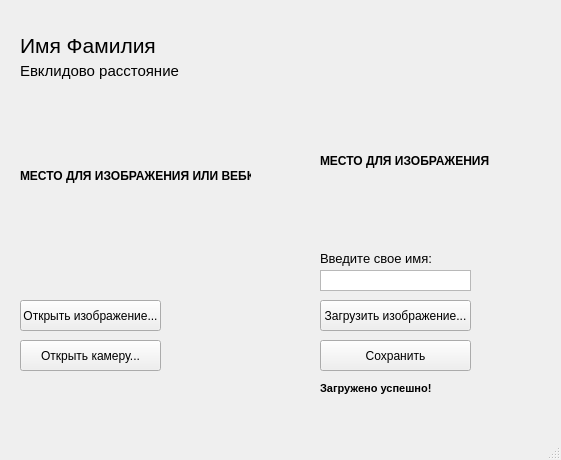
The window that Face recognition app/gui.ui (ivtipm/faces_journal) describes before a commit, drawn with Qt 5.
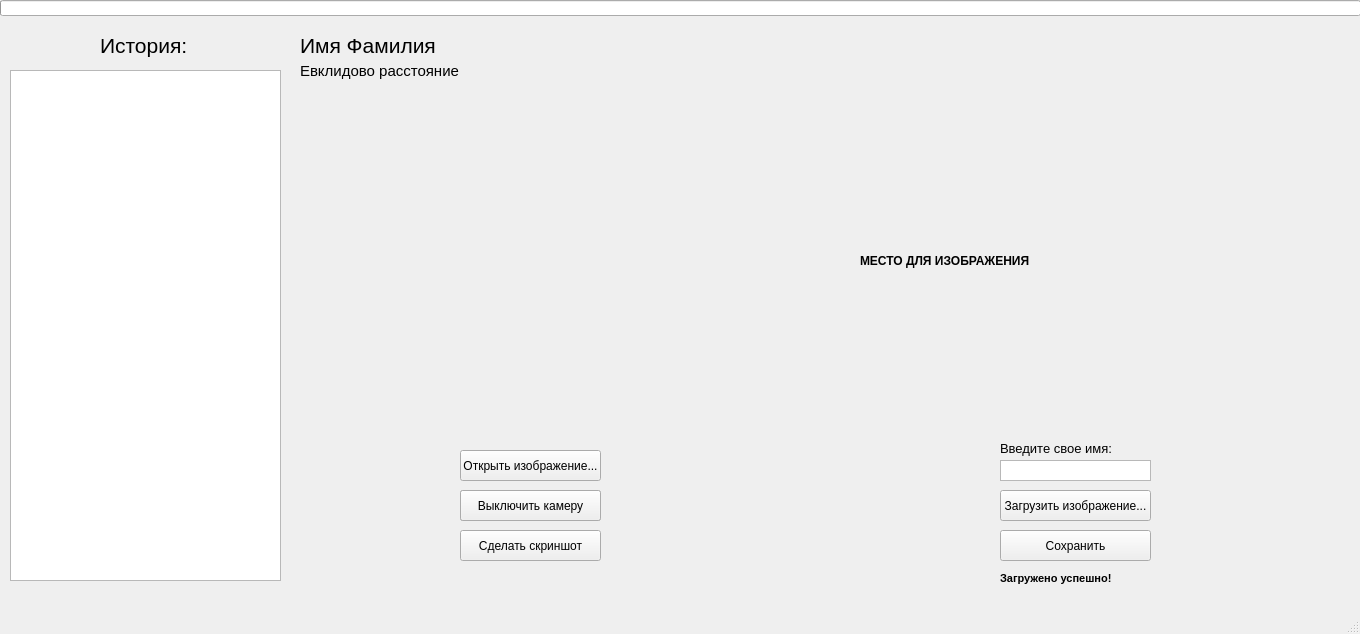
The same window after the commit. Icons and pictures are not drawn.

```diff
--- a/Face recognition app/gui.ui
+++ b/Face recognition app/gui.ui
@@ -6,20 +6,20 @@
    <rect>
     <x>0</x>
     <y>0</y>
-    <width>561</width>
-    <height>460</height>
+    <width>1360</width>
+    <height>634</height>
    </rect>
   </property>
   <property name="minimumSize">
    <size>
-    <width>561</width>
-    <height>460</height>
+    <width>1360</width>
+    <height>634</height>
    </size>
   </property>
   <property name="maximumSize">
    <size>
-    <width>561</width>
-    <height>460</height>
+    <width>1360</width>
+    <height>634</height>
    </size>
   </property>
   <property name="windowTitle">
@@ -32,8 +32,8 @@
     </property>
     <property name="geometry">
      <rect>
-      <x>320</x>
-      <y>340</y>
+      <x>1000</x>
+      <y>530</y>
       <width>151</width>
       <height>31</height>
      </rect>
@@ -48,8 +48,8 @@
     </property>
     <property name="geometry">
      <rect>
-      <x>20</x>
-      <y>300</y>
+      <x>460</x>
+      <y>450</y>
       <width>141</width>
       <height>31</height>
      </rect>
@@ -61,10 +61,10 @@
    <widget class="QLabel" name="label">
     <property name="geometry">
      <rect>
-      <x>20</x>
+      <x>300</x>
       <y>90</y>
-      <width>231</width>
-      <height>171</height>
+      <width>491</width>
+      <height>351</height>
      </rect>
     </property>
     <property name="font">
@@ -74,15 +74,15 @@
      </font>
     </property>
     <property name="text">
-     <string>МЕСТО ДЛЯ ИЗОБРАЖЕНИЯ ИЛИ ВЕБКИ</string>
+     <string/>
     </property>
    </widget>
    <widget class="QLabel" name="labelName">
     <property name="geometry">
      <rect>
-      <x>20</x>
+      <x>300</x>
       <y>30</y>
-      <width>291</width>
+      <width>1051</width>
       <height>31</height>
      </rect>
     </property>
@@ -100,8 +100,8 @@
    <widget class="QTextEdit" name="textEditName">
     <property name="geometry">
      <rect>
-      <x>320</x>
-      <y>270</y>
+      <x>1000</x>
+      <y>460</y>
       <width>151</width>
       <height>21</height>
      </rect>
@@ -134,8 +134,8 @@
     </property>
     <property name="geometry">
      <rect>
-      <x>320</x>
-      <y>300</y>
+      <x>1000</x>
+      <y>490</y>
       <width>151</width>
       <height>31</height>
      </rect>
@@ -147,8 +147,8 @@
    <widget class="QLabel" name="label_2">
     <property name="geometry">
      <rect>
-      <x>320</x>
-      <y>250</y>
+      <x>1000</x>
+      <y>440</y>
       <width>131</width>
       <height>16</height>
      </rect>
@@ -165,10 +165,10 @@
    <widget class="QLabel" name="labelResult">
     <property name="geometry">
      <rect>
-      <x>320</x>
-      <y>80</y>
-      <width>221</width>
-      <height>161</height>
+      <x>860</x>
+      <y>90</y>
+      <width>481</width>
+      <height>341</height>
      </rect>
     </property>
     <property name="font">
@@ -187,8 +187,8 @@
    <widget class="QLabel" name="labelInfo">
     <property name="geometry">
      <rect>
-      <x>320</x>
-      <y>380</y>
+      <x>1000</x>
+      <y>570</y>
       <width>231</width>
       <height>16</height>
      </rect>
@@ -207,9 +207,9 @@
    <widget class="QLabel" name="labelEuclid">
     <property name="geometry">
      <rect>
-      <x>20</x>
+      <x>300</x>
       <y>60</y>
-      <width>301</width>
+      <width>1051</width>
       <height>21</height>
      </rect>
     </property>
@@ -231,14 +231,150 @@
     </property>
     <property name="geometry">
      <rect>
-      <x>20</x>
-      <y>340</y>
+      <x>460</x>
+      <y>490</y>
       <width>141</width>
       <height>31</height>
      </rect>
     </property>
     <property name="text">
-     <string>Открыть камеру...</string>
+     <string>Включить камеру</string>
+    </property>
+   </widget>
+   <widget class="QPushButton" name="btnTakeScreenshot">
+    <property name="enabled">
+     <bool>true</bool>
+    </property>
+    <property name="geometry">
+     <rect>
+      <x>460</x>
+      <y>530</y>
+      <width>141</width>
+      <height>31</height>
+     </rect>
+    </property>
+    <property name="text">
+     <string>Сделать скриншот</string>
+    </property>
+   </widget>
+   <widget class="QPushButton" name="btnCloseCam">
+    <property name="enabled">
+     <bool>true</bool>
+    </property>
+    <property name="geometry">
+     <rect>
+      <x>460</x>
+      <y>490</y>
+      <width>141</width>
+      <height>31</height>
+     </rect>
+    </property>
+    <property name="text">
+     <string>Выключить камеру</string>
+    </property>
+   </widget>
+   <widget class="QProgressBar" name="progressBar">
+    <property name="geometry">
+     <rect>
+      <x>0</x>
+      <y>0</y>
+      <width>1361</width>
+      <height>16</height>
+     </rect>
+    </property>
+    <property name="value">
+     <number>0</number>
+    </property>
+    <property name="textVisible">
+     <bool>false</bool>
+    </property>
+   </widget>
+   <widget class="QPlainTextEdit" name="plainTextEdit">
+    <property name="geometry">
+     <rect>
+      <x>10</x>
+      <y>70</y>
+      <width>271</width>
+      <height>511</height>
+     </rect>
+    </property>
+    <property name="sizeAdjustPolicy">
+     <enum>QAbstractScrollArea::AdjustToContentsOnFirstShow</enum>
+    </property>
+    <property name="readOnly">
+     <bool>true</bool>
+    </property>
+    <property name="plainText">
+     <string/>
+    </property>
+   </widget>
+   <widget class="QLabel" name="labelHistory">
+    <property name="geometry">
+     <rect>
+      <x>100</x>
+      <y>30</y>
+      <width>91</width>
+      <height>31</height>
+     </rect>
+    </property>
+    <property name="font">
+     <font>
+      <pointsize>16</pointsize>
+      <weight>50</weight>
+      <bold>false</bold>
+     </font>
+    </property>
+    <property name="text">
+     <string>История:</string>
+    </property>
+   </widget>
+   <widget class="QPushButton" name="btnSaveHistory">
+    <property name="enabled">
+     <bool>true</bool>
+    </property>
+    <property name="geometry">
+     <rect>
+      <x>260</x>
+      <y>70</y>
+      <width>20</width>
+      <height>20</height>
+     </rect>
+    </property>
+    <property name="icon">
+     <iconset>
+      <normaloff>img/save.ico</normaloff>img/save.ico</iconset>
+    </property>
+    <property name="flat">
+     <bool>true</bool>
+    </property>
+   </widget>
+   <widget class="QLabel" name="labelSaveHistorySuccess">
+    <property name="enabled">
+     <bool>true</bool>
+    </property>
+    <property name="geometry">
+     <rect>
+      <x>260</x>
+      <y>70</y>
+      <width>20</width>
+      <height>21</height>
+     </rect>
+    </property>
+    <property name="font">
+     <font>
+      <pointsize>11</pointsize>
+      <weight>50</weight>
+      <bold>false</bold>
+     </font>
+    </property>
+    <property name="frameShape">
+     <enum>QFrame::NoFrame</enum>
+    </property>
+    <property name="pixmap">
+     <pixmap>img/success.png</pixmap>
+    </property>
+    <property name="scaledContents">
+     <bool>true</bool>
     </property>
    </widget>
   </widget>
```
Left out of the diff: 6 changed lines with no effect on the pictures.
